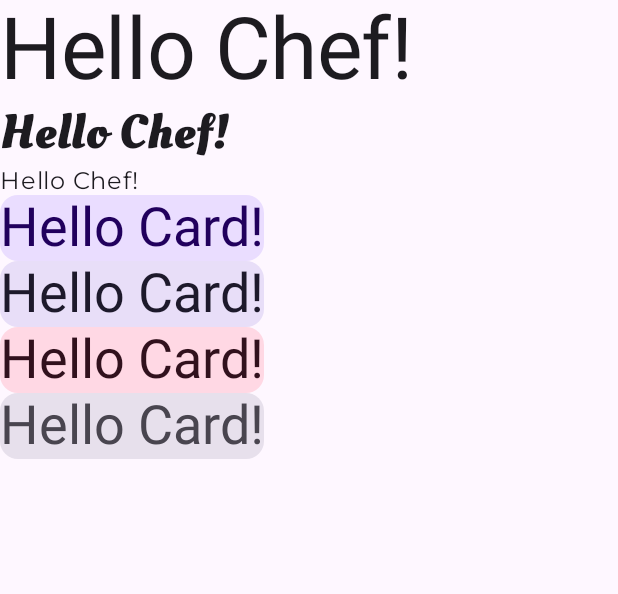
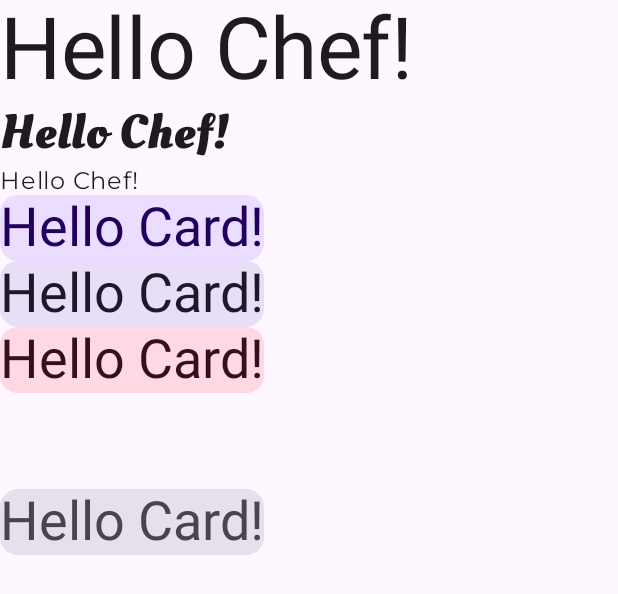
Before and after one commit to cristinamiu/RecipesApp, an Android app built with Jetpack Compose: the @Preview function DefaultPreview, on a phone screen of 412 x 824 dp. Shown: the top 594 px of the screen. Run offline under Robolectric (Android 15) with nearby library versions, the phone set to English and light mode, and no system bars.

Commit message:
Adds Local Spacing to MaterialTheme

```diff
--- a/app/src/main/java/com/example/recipesapp/MainActivity.kt
+++ b/app/src/main/java/com/example/recipesapp/MainActivity.kt
@@ -5,12 +5,14 @@ import androidx.activity.ComponentActivity
 import androidx.activity.compose.setContent
 import androidx.compose.foundation.layout.Column
 import androidx.compose.foundation.layout.fillMaxSize
+import androidx.compose.foundation.layout.padding
 import androidx.compose.material3.*
 import androidx.compose.runtime.Composable
 import androidx.compose.ui.Modifier
 import androidx.compose.ui.text.TextStyle
 import androidx.compose.ui.tooling.preview.Preview
 import com.example.recipesapp.ui.theme.RecipesAppTheme
+import com.example.recipesapp.ui.theme.spacing
 
 class MainActivity : ComponentActivity() {
     override fun onCreate(savedInstanceState: Bundle?) {
@@ -76,7 +78,8 @@ fun App() {
             Card(colors = CardDefaults.cardColors(MaterialTheme.colorScheme.tertiaryContainer)) {
                 Greeting(name = "Card", style = MaterialTheme.typography.displaySmall)
             }
-            Card(colors = CardDefaults.cardColors(MaterialTheme.colorScheme.surfaceVariant)) {
+            Card(modifier = Modifier.padding(top = MaterialTheme.spacing.extraLarge),
+                colors = CardDefaults.cardColors(MaterialTheme.colorScheme.surfaceVariant)) {
                 Greeting(name = "Card", style = MaterialTheme.typography.displaySmall)
             }
         }
--- /dev/null
+++ b/app/src/main/java/com/example/recipesapp/ui/theme/Spacing.kt
@@ -0,0 +1,24 @@
+package com.example.recipesapp.ui.theme
+
+import androidx.compose.material3.MaterialTheme
+import androidx.compose.runtime.Composable
+import androidx.compose.runtime.ReadOnlyComposable
+import androidx.compose.runtime.compositionLocalOf
+import androidx.compose.ui.unit.Dp
+import androidx.compose.ui.unit.dp
+
+data class Spacing(
+    val default: Dp = 0.dp,
+    val extraSmall: Dp = 4.dp,
+    val small: Dp = 8.dp,
+    val medium: Dp = 16.dp,
+    val large: Dp = 32.dp,
+    val extraLarge: Dp = 64.dp
+    )
+
+val LocalSpacing = compositionLocalOf { Spacing() }
+
+val MaterialTheme.spacing: Spacing
+@Composable
+@ReadOnlyComposable
+get() = LocalSpacing.current
--- a/app/src/main/java/com/example/recipesapp/ui/theme/Theme.kt
+++ b/app/src/main/java/com/example/recipesapp/ui/theme/Theme.kt
@@ -5,6 +5,7 @@ import androidx.compose.material3.MaterialTheme
 import androidx.compose.material3.lightColorScheme
 import androidx.compose.material3.darkColorScheme
 import androidx.compose.runtime.Composable
+import androidx.compose.runtime.CompositionLocalProvider
 
 
 private val LightColors = lightColorScheme(
@@ -83,9 +84,11 @@ fun RecipesAppTheme(
         DarkColors
     }
 
-    MaterialTheme(
-        colorScheme = colors,
-        typography = Typography,
-        content = content,
-    )
+    CompositionLocalProvider(LocalSpacing provides Spacing()) {
+        MaterialTheme(
+            colorScheme = colors,
+            typography = Typography,
+            content = content,
+        )
+    }
 }
```
